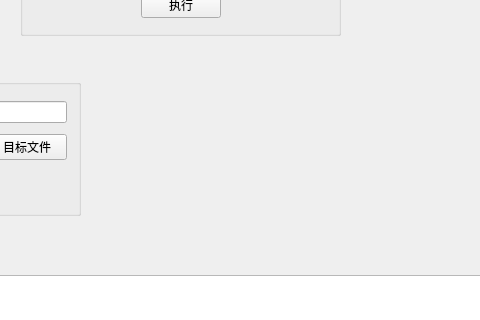
liqaq121/ffmpeg_demo, file ffmpeg_demo/window/Widget.ui: the form before one commit; both pictures show x 330 to 810 and y 225 to 545 of the 949 by 665 pixel window.
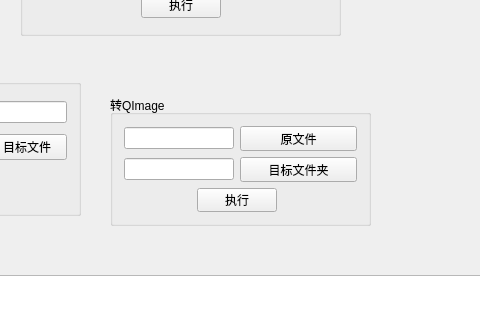
The form after the commit.

Patch:
```diff
--- a/ffmpeg_demo/window/Widget.ui
+++ b/ffmpeg_demo/window/Widget.ui
@@ -256,6 +256,74 @@
     </rect>
    </property>
   </widget>
+  <widget class="QGroupBox" name="groupBox_4">
+   <property name="geometry">
+    <rect>
+     <x>440</x>
+     <y>320</y>
+     <width>261</width>
+     <height>131</height>
+    </rect>
+   </property>
+   <property name="title">
+    <string>转QImage</string>
+   </property>
+   <layout class="QGridLayout" name="gridLayout_4">
+    <item row="0" column="0" colspan="2">
+     <widget class="QLineEdit" name="leSrcFile_3"/>
+    </item>
+    <item row="0" column="2" colspan="2">
+     <widget class="QPushButton" name="btnSrcFile_3">
+      <property name="text">
+       <string>原文件</string>
+      </property>
+     </widget>
+    </item>
+    <item row="1" column="0" colspan="2">
+     <widget class="QLineEdit" name="leDestDir"/>
+    </item>
+    <item row="1" column="2" colspan="2">
+     <widget class="QPushButton" name="btnDestDir">
+      <property name="text">
+       <string>目标文件夹</string>
+      </property>
+     </widget>
+    </item>
+    <item row="2" column="0">
+     <spacer name="horizontalSpacer_7">
+      <property name="orientation">
+       <enum>Qt::Horizontal</enum>
+      </property>
+      <property name="sizeHint" stdset="0">
+       <size>
+        <width>82</width>
+        <height>20</height>
+       </size>
+      </property>
+     </spacer>
+    </item>
+    <item row="2" column="1" colspan="2">
+     <widget class="QPushButton" name="btnToQImage">
+      <property name="text">
+       <string>执行</string>
+      </property>
+     </widget>
+    </item>
+    <item row="2" column="3">
+     <spacer name="horizontalSpacer_8">
+      <property name="orientation">
+       <enum>Qt::Horizontal</enum>
+      </property>
+      <property name="sizeHint" stdset="0">
+       <size>
+        <width>66</width>
+        <height>20</height>
+       </size>
+      </property>
+     </spacer>
+    </item>
+   </layout>
+  </widget>
  </widget>
  <layoutdefault spacing="6" margin="11"/>
  <resources/>
```
